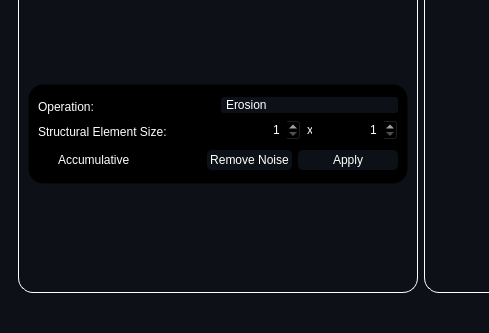
Old version of the form resources/MainWindow.ui in the repository Zeyad-Alo/DICOM-Viewer; both pictures show x 0 to 489 and y 229 to 562 of the 878 by 562 pixel window.
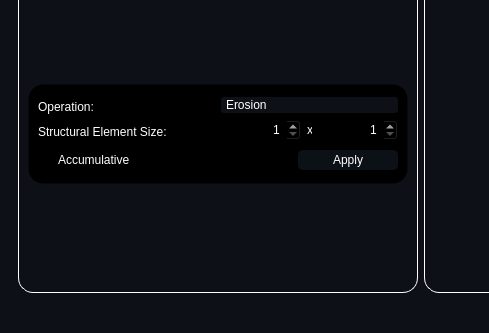
New version of the form. Icons and pictures are not drawn.

Diff of the .ui file:
```diff
--- a/resources/MainWindow.ui
+++ b/resources/MainWindow.ui
@@ -3278,36 +3278,6 @@
                   </property>
                  </spacer>
                 </item>
-                <item>
-                 <widget class="QPushButton" name="morph_apply_2">
-                  <property name="minimumSize">
-                   <size>
-                    <width>80</width>
-                    <height>0</height>
-                   </size>
-                  </property>
-                  <property name="styleSheet">
-                   <string notr="true">QPushButton {
-    border-radius: 5px;
-    border-style: outset;
-    background: rgb(12, 17, 24);
-	padding: 3;
-    }
-
-QPushButton:hover {
-    background: rgb(63, 95, 127)
-    }
-
-QPushButton:pressed {
-    border-style: inset;
-    background:rgb(20, 20, 20)
-    }</string>
-                  </property>
-                  <property name="text">
-                   <string>Remove Noise</string>
-                  </property>
-                 </widget>
-                </item>
                 <item>
                  <widget class="QPushButton" name="morph_apply">
                   <property name="minimumSize">
```
Left out of the diff: 7 changed lines with no effect on the pictures.
